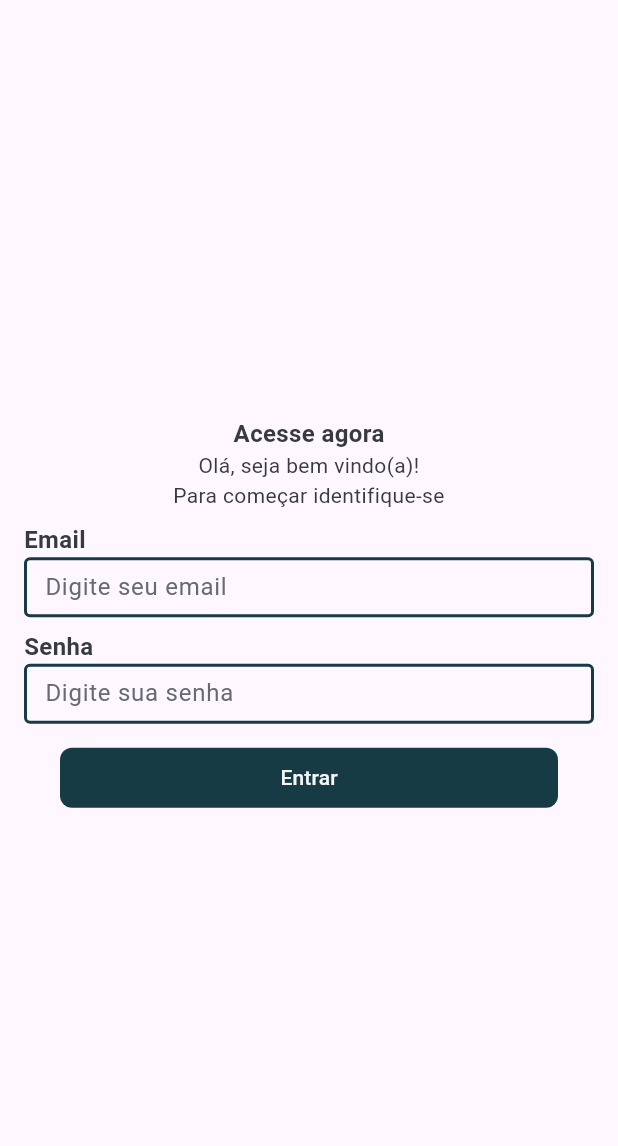
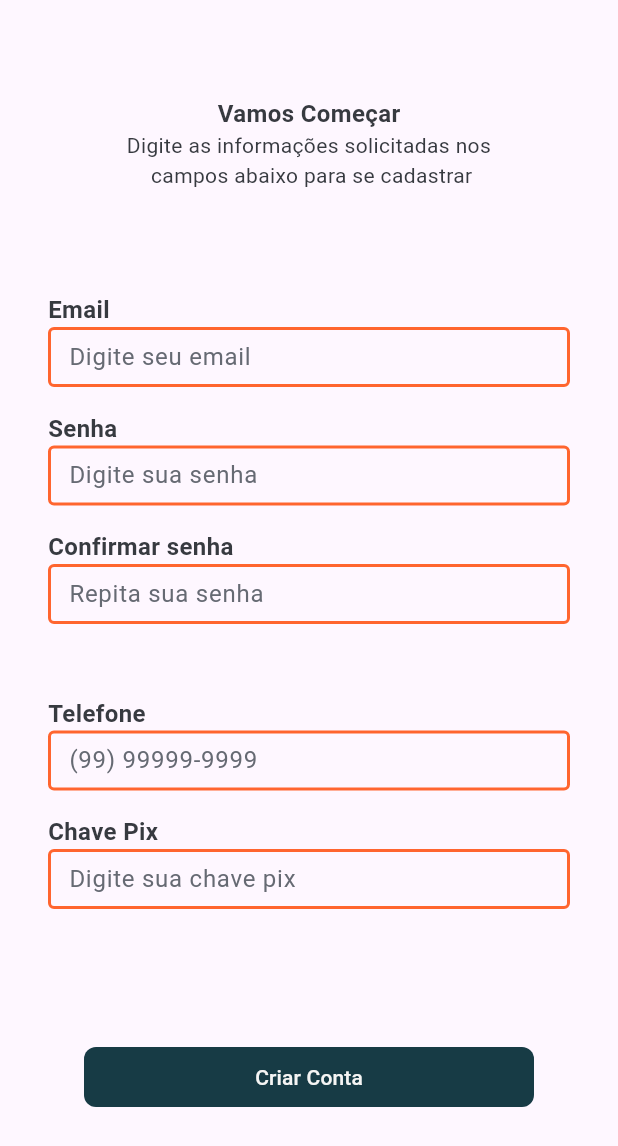
Before and after one commit to eduardostxr/compra_ai, a Flutter app: the screen it shows after launch, on a phone screen of 412 x 824 dp. Shown: the top 1146 px of the screen. Run offline on Flutter 3.47's test engine with Material 3 defaults, Android fonts, the light colour scheme and no system bars.

Commit message:
feat: página de cadastro + componentes

```diff
--- a/lib/my_app.dart
+++ b/lib/my_app.dart
@@ -1,3 +1,4 @@
+import 'package:compra/ui/cadastro/cadastro_page.dart';
 import 'package:compra/ui/login/login_page.dart';
 import 'package:flutter/material.dart';
 
@@ -8,7 +9,7 @@ class MyApp extends StatelessWidget {
   Widget build(BuildContext context) {
     return const MaterialApp(
       title: 'Compra.AI',
-      home: LoginPage(),
+      home: CadastroPage(),
     );
   }
 }
--- a/lib/ui/login/components/email_field.dart
+++ b/lib/ui/_common/email_field.dart
@@ -36,10 +36,10 @@ class _EmailFieldState extends State<EmailField> {
                 hintText: widget.hint,
                 hintStyle: const TextStyle(color: AppColors.mediumGray),
                 enabledBorder: const OutlineInputBorder(
-                  borderSide: BorderSide(color: AppColors.darkGreen, width: 2),
+                  borderSide: BorderSide(color: AppColors.orange, width: 2),
                 ),
                 focusedBorder: const OutlineInputBorder(
-                  borderSide: BorderSide(color: AppColors.orange, width: 2),
+                  borderSide: BorderSide(color: AppColors.darkGreen, width: 2),
                 ),
                 contentPadding: const EdgeInsets.symmetric(
                     vertical: 5, horizontal: 10),
--- /dev/null
+++ b/lib/ui/cadastro/cadastro_page.dart
@@ -0,0 +1,49 @@
+import 'package:compra/util/colors_config.dart';
+import 'package:compra/ui/_common/default_button.dart';
+import 'package:compra/ui/cadastro/components/cadastro_header.dart';
+import 'package:compra/ui/_common/email_field.dart';
+import 'package:flutter/material.dart';
+
+class CadastroPage extends StatelessWidget {
+  const CadastroPage({super.key});
+
+  @override
+  Widget build(BuildContext context) {
+    return Scaffold(
+      body: Padding(
+        padding: const EdgeInsets.symmetric(horizontal: 16.0),
+        child: Column(
+          mainAxisAlignment: MainAxisAlignment.start,
+          crossAxisAlignment: CrossAxisAlignment.center,
+          children: [
+            const SizedBox(height: 64),
+            const Align(
+              alignment: Alignment.center,
+              child: CadastroHeader(
+                titulo: "Vamos Começar",
+                subtitulo:
+                    "Digite as informações solicitadas nos \n campos abaixo para se cadastrar",
+              ),
+            ),
+            const SizedBox(height: 68),
+            const EmailField(hint: "Digite seu email", label: "Email"),
+            const SizedBox(height: 16),
+            const EmailField(hint: "Digite sua senha", label: "Senha"),
+            const SizedBox(height: 16),
+            const EmailField(hint: "Repita sua senha", label: "Confirmar senha"),
+            const SizedBox(height: 48),
+            const EmailField(hint: "(99) 99999-9999", label: "Telefone"),
+            const SizedBox(height: 16),
+            const EmailField(hint: "Digite sua chave pix", label: "Chave Pix"),
+            const SizedBox(height: 84),
+            DefaultButton(
+              color: AppColors.darkGreen,
+              label: "Criar Conta",
+              onPressed: () {},
+            ),
+          ],
+        ),
+      ),
+    );
+  }
+}
--- /dev/null
+++ b/lib/ui/cadastro/components/cadastro_header.dart
@@ -0,0 +1,35 @@
+import 'package:compra/Util/colors_config.dart';
+import 'package:flutter/material.dart';
+
+class CadastroHeader extends StatelessWidget {
+  const CadastroHeader({
+    super.key,
+    required this.titulo,
+    required this.subtitulo,
+
+  });
+
+  final String titulo;
+  final String subtitulo;
+
+  @override
+  Widget build(BuildContext context) {
+    return Column(
+      crossAxisAlignment: CrossAxisAlignment.center,
+      children: [
+        Text(
+          titulo,
+          style: TextStyle(
+              fontWeight: FontWeight.bold,
+              fontSize: 16,
+              color: AppColors.darkGray),
+        ),
+        Text(
+          subtitulo,
+          textAlign: TextAlign.center,
+          style: TextStyle(color: AppColors.darkGray),
+        )
+      ],
+    );
+  }
+}
--- a/lib/ui/login/login_page.dart
+++ b/lib/ui/login/login_page.dart
@@ -1,6 +1,6 @@
 import 'package:compra/Util/colors_config.dart';
 import 'package:compra/ui/_common/default_button.dart';
-import 'package:compra/ui/login/components/email_field.dart';
+import 'package:compra/ui/_common/email_field.dart';
 import 'package:compra/ui/login/components/login_header.dart';
 import 'package:flutter/material.dart';
 
```
